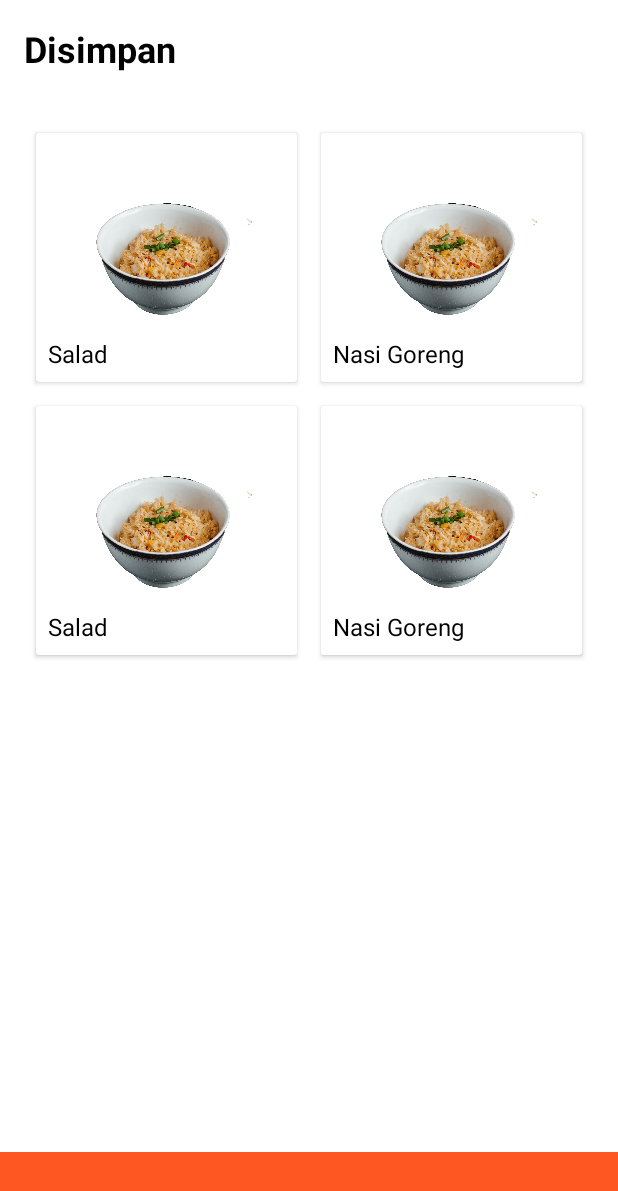
After one commit to AIMuayya08/Choosecan, an Android app: the layout activity_di_simpan.xml on its own in the app's theme, with its tools: preview values and no code run, on a phone screen of 412 x 824 dp. The commit adds this screen. Shown: the top 1191 px of the screen. Run offline under Robolectric (Android 15) with nearby library versions, the phone set to English and light mode, and no system bars.

Commit message:
LOGIN,STAR,SIMPAN
COBA DULU

```diff
--- /dev/null
+++ b/app/src/main/res/layout/activity_di_simpan.xml
@@ -0,0 +1,157 @@
+<?xml version="1.0" encoding="utf-8"?>
+<RelativeLayout xmlns:android="http://schemas.android.com/apk/res/android"
+    android:layout_width="match_parent"
+    android:layout_height="match_parent"
+    android:background="#FFFFFF">
+
+    <!-- Title -->
+    <TextView
+        android:id="@+id/titleText"
+        android:layout_width="wrap_content"
+        android:layout_height="wrap_content"
+        android:layout_marginStart="16dp"
+        android:layout_marginTop="16dp"
+        android:text="Disimpan"
+        android:textColor="#000000"
+        android:textSize="24sp"
+        android:textStyle="bold" />
+
+    <!-- Grid Layout for Food Items -->
+    <GridLayout
+        android:layout_width="match_parent"
+        android:layout_height="wrap_content"
+        android:layout_below="@id/titleText"
+        android:layout_marginTop="16dp"
+        android:columnCount="2"
+        android:padding="16dp">
+
+        <!-- First Salad Item -->
+        <androidx.cardview.widget.CardView
+            android:layout_width="0dp"
+            android:layout_height="wrap_content"
+            android:layout_columnWeight="1"
+            android:layout_margin="8dp">
+
+            <LinearLayout
+                android:layout_width="match_parent"
+                android:layout_height="wrap_content"
+                android:orientation="vertical"
+                android:padding="8dp">
+
+                <ImageView
+                    android:layout_width="match_parent"
+                    android:layout_height="120dp"
+                    android:scaleType="centerCrop"
+                    android:src="@drawable/nasigoreng" />
+
+                <TextView
+                    android:layout_width="wrap_content"
+                    android:layout_height="wrap_content"
+                    android:layout_marginTop="8dp"
+                    android:text="Salad"
+                    android:textColor="#000000"
+                    android:textSize="16sp" />
+            </LinearLayout>
+        </androidx.cardview.widget.CardView>
+
+        <!-- First Nasi Goreng Item -->
+        <androidx.cardview.widget.CardView
+            android:layout_width="0dp"
+            android:layout_height="wrap_content"
+            android:layout_columnWeight="1"
+            android:layout_margin="8dp">
+
+            <LinearLayout
+                android:layout_width="match_parent"
+                android:layout_height="wrap_content"
+                android:orientation="vertical"
+                android:padding="8dp">
+
+                <ImageView
+                    android:layout_width="match_parent"
+                    android:layout_height="120dp"
+                    android:scaleType="centerCrop"
+                    android:src="@drawable/nasigoreng" />
+
+                <TextView
+                    android:layout_width="wrap_content"
+                    android:layout_height="wrap_content"
+                    android:layout_marginTop="8dp"
+                    android:text="Nasi Goreng"
+                    android:textColor="#000000"
+                    android:textSize="16sp" />
+            </LinearLayout>
+        </androidx.cardview.widget.CardView>
+
+        <!-- Second Salad Item -->
+        <androidx.cardview.widget.CardView
+            android:layout_width="0dp"
+            android:layout_height="wrap_content"
+            android:layout_columnWeight="1"
+            android:layout_margin="8dp">
+
+            <LinearLayout
+                android:layout_width="match_parent"
+                android:layout_height="wrap_content"
+                android:orientation="vertical"
+                android:padding="8dp">
+
+                <ImageView
+                    android:layout_width="match_parent"
+                    android:layout_height="120dp"
+                    android:scaleType="centerCrop"
+                    android:src="@drawable/nasigoreng" />
+
+                <TextView
+                    android:layout_width="wrap_content"
+                    android:layout_height="wrap_content"
+                    android:layout_marginTop="8dp"
+                    android:text="Salad"
+                    android:textColor="#000000"
+                    android:textSize="16sp" />
+            </LinearLayout>
+        </androidx.cardview.widget.CardView>
+
+        <!-- Second Nasi Goreng Item -->
+        <androidx.cardview.widget.CardView
+            android:layout_width="0dp"
+            android:layout_height="wrap_content"
+            android:layout_columnWeight="1"
+            android:layout_margin="8dp">
+
+            <LinearLayout
+                android:layout_width="match_parent"
+                android:layout_height="wrap_content"
+                android:orientation="vertical"
+                android:padding="8dp">
+
+                <ImageView
+                    android:layout_width="match_parent"
+                    android:layout_height="120dp"
+                    android:scaleType="centerCrop"
+                    android:src="@drawable/nasigoreng" />
+
+                <TextView
+                    android:layout_width="wrap_content"
+                    android:layout_height="wrap_content"
+                    android:layout_marginTop="8dp"
+                    android:text="Nasi Goreng"
+                    android:textColor="#000000"
+                    android:textSize="16sp" />
+            </LinearLayout>
+        </androidx.cardview.widget.CardView>
+    </GridLayout>
+
+    <!-- Bottom Navigation Bar -->
+    <LinearLayout
+        android:layout_width="match_parent"
+        android:layout_height="56dp"
+        android:layout_alignParentBottom="true"
+        android:background="#FF5722"
+        android:orientation="horizontal"
+        android:weightSum="4">
+
+
+    </LinearLayout>
+
+</RelativeLayout>
```
Also changed, not shown: app/src/main/java/id/my/adi/choosecan/DisimpanActivity.java (renamed from app/src/main/java/id/my/adi/choosecan/MainActivity.java, +3 -6 lines), app/src/main/java/id/my/adi/choosecan/LoginActivity.java (added, +57 -0 lines), app/src/main/res/drawable/radius_edit.xml (added, +12 -0 lines), app/src/main/res/layout/activity_login.xml (added, +79 -0 lines), app/src/main/res/layout/activity_start.xml (added, +52 -0 lines), app/src/main/res/layout/grid_item.xml (added, +27 -0 lines), app/src/main/res/drawable/BackroundLogin.png (added), app/src/main/res/drawable/BackroundStart.png (added), app/src/main/res/drawable/background.png (added), app/src/main/res/drawable/image_food.png (added), app/src/main/res/drawable/logo.png (added), app/src/main/res/drawable/nasigoreng.png (added).
